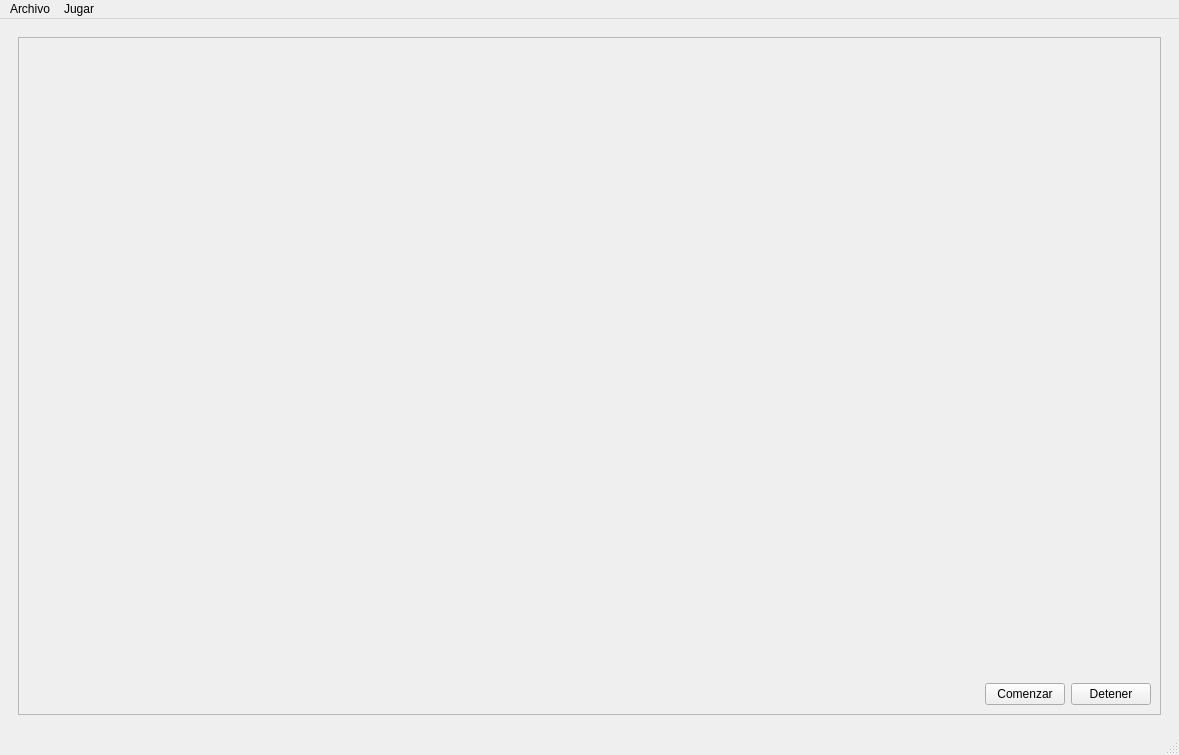
Old version of the form mainwindow.ui in the repository nquirozp/ColorMixer.
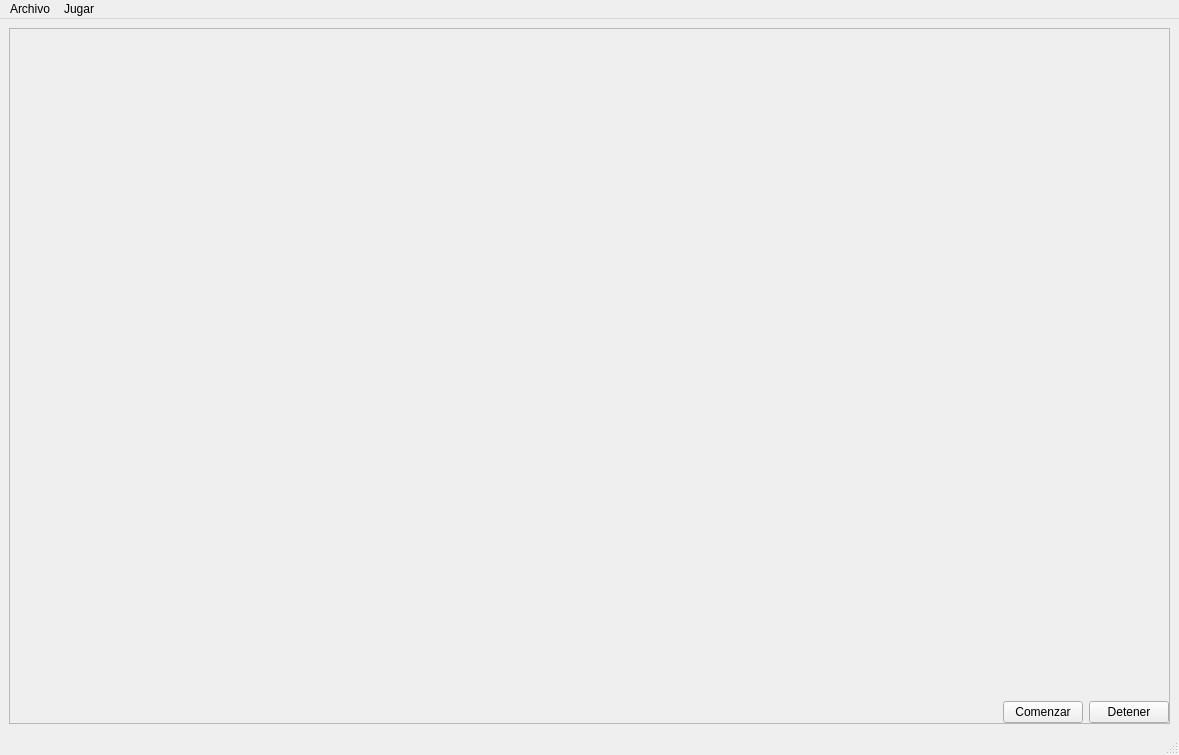
New version of the form. The open tabs and pages were chosen to show the change. Custom widgets are drawn as their Qt base class.

Commit message: Setting un start an stop buttons. Migrating to threading for playing sounds so that with event listeners they can be stopped

Patch:
```diff
--- a/mainwindow.ui
+++ b/mainwindow.ui
@@ -15,6 +15,21 @@
   </property>
   <widget class="QWidget" name="centralwidget">
    <layout class="QVBoxLayout" name="verticalLayout_4">
+    <property name="spacing">
+     <number>0</number>
+    </property>
+    <property name="leftMargin">
+     <number>0</number>
+    </property>
+    <property name="topMargin">
+     <number>0</number>
+    </property>
+    <property name="rightMargin">
+     <number>0</number>
+    </property>
+    <property name="bottomMargin">
+     <number>0</number>
+    </property>
     <item>
      <widget class="QStackedWidget" name="stackedWidget">
       <property name="currentIndex">
@@ -396,6 +411,18 @@
            <enum>QFrame::Raised</enum>
           </property>
           <layout class="QGridLayout" name="gridLayout">
+           <property name="leftMargin">
+            <number>0</number>
+           </property>
+           <property name="topMargin">
+            <number>0</number>
+           </property>
+           <property name="rightMargin">
+            <number>0</number>
+           </property>
+           <property name="bottomMargin">
+            <number>0</number>
+           </property>
            <item row="0" column="0">
             <spacer name="verticalSpacer_11">
              <property name="orientation">
```
Left out of the diff: 6 changed lines with no effect on the pictures. The commit also changes 2 other files.
